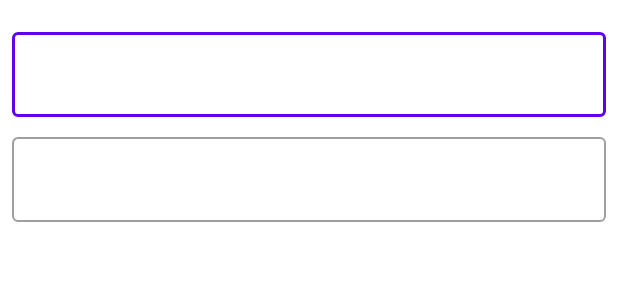
After one commit to maxdexter84/CurrencyExchangeRates, an Android app: the layout fragment_calculator_dialog.xml on its own in the app's theme, with its tools: preview values and no code run, on a phone screen of 412 x 824 dp. The commit adds this screen. Shown: the top 300 px of the screen. Run offline under Robolectric (Android 15) with nearby library versions, the phone set to English and light mode, and no system bars; Roboto replaces fonts that are not available here.

Commit message:
made and added CalculatorDialogFragment.kt and fragment_calculator_dialog.xml

```diff
--- a/app/build.gradle
+++ b/app/build.gradle
@@ -50,6 +50,8 @@ dependencies {
     implementation 'androidx.lifecycle:lifecycle-viewmodel-ktx:2.3.0'
     implementation 'androidx.navigation:navigation-fragment-ktx:2.3.4'
     implementation 'androidx.navigation:navigation-ui-ktx:2.3.4'
+    implementation 'androidx.legacy:legacy-support-v4:1.0.0'
+    implementation 'androidx.recyclerview:recyclerview:1.1.0'
     testImplementation 'junit:junit:4.13.2'
     androidTestImplementation 'androidx.test.ext:junit:1.1.2'
     androidTestImplementation 'androidx.test.espresso:espresso-core:3.3.0'
--- a/app/src/main/java/com/example/currencyexchangerates/ui/adapters/CurrencyViewHolder.kt
+++ b/app/src/main/java/com/example/currencyexchangerates/ui/adapters/CurrencyViewHolder.kt
@@ -3,16 +3,18 @@ package com.example.currencyexchangerates.ui.adapters
 import android.util.Log
 import android.view.LayoutInflater
 import android.view.ViewGroup
+import androidx.navigation.findNavController
 import androidx.recyclerview.widget.RecyclerView
 import com.example.currencyexchangerates.databinding.ItemCurrencyBinding
 import com.example.currencyexchangerates.ui.entity.UICurrency
+import com.example.currencyexchangerates.ui.fragments.currency.CurrencyFragmentDirections
 
 class CurrencyViewHolder(private val binding: ItemCurrencyBinding): RecyclerView.ViewHolder(binding.root) {
     fun bind(item: UICurrency){
         binding.currency = item
         binding.executePendingBindings()
         binding.setClickListener {
-            Log.i("ADAPTER", "click")
+           it.findNavController().navigate(CurrencyFragmentDirections.actionCurrencyFragmentToCalculatorDialogFragment(item))
         }
     }
 
--- a/app/src/main/java/com/example/currencyexchangerates/ui/entity/UICurrency.kt
+++ b/app/src/main/java/com/example/currencyexchangerates/ui/entity/UICurrency.kt
@@ -1,4 +1,6 @@
 package com.example.currencyexchangerates.ui.entity
+
+import java.io.Serializable
 
 data class UICurrency(
     val id : String,
@@ -7,4 +9,4 @@ data class UICurrency(
     val nominal : String,
     val name : String,
     val value : String
-    )
+    ) : Serializable
--- /dev/null
+++ b/app/src/main/res/layout/fragment_calculator_dialog.xml
@@ -0,0 +1,57 @@
+<?xml version="1.0" encoding="utf-8"?>
+<layout xmlns:android="http://schemas.android.com/apk/res/android"
+    xmlns:app="http://schemas.android.com/apk/res-auto"
+    xmlns:tools="http://schemas.android.com/tools">
+
+    <data>
+
+    </data>
+
+    <androidx.constraintlayout.widget.ConstraintLayout
+        android:id="@+id/list"
+        android:layout_width="match_parent"
+        android:layout_height="wrap_content"
+        android:clipToPadding="false"
+        android:paddingTop="@dimen/list_item_spacing_half"
+        android:paddingBottom="@dimen/list_item_spacing_half"
+        tools:context=".ui.fragments.calculator.CalculatorDialogFragment">
+
+        <com.google.android.material.textfield.TextInputLayout
+            android:id="@+id/til_rub"
+            style="@style/Widget.MaterialComponents.TextInputLayout.OutlinedBox"
+            android:layout_width="match_parent"
+            android:layout_height="wrap_content"
+            android:layout_margin="@dimen/small_space_8dp"
+            app:layout_constraintEnd_toEndOf="parent"
+            app:layout_constraintStart_toStartOf="parent"
+            app:layout_constraintTop_toTopOf="parent">
+
+            <EditText
+                android:id="@+id/et_rub"
+                android:layout_width="match_parent"
+                android:layout_height="wrap_content"
+                android:imeOptions="actionSearch"
+                android:inputType="textNoSuggestions"
+                android:selectAllOnFocus="true" />
+        </com.google.android.material.textfield.TextInputLayout>
+
+        <com.google.android.material.textfield.TextInputLayout
+            android:id="@+id/til_valute"
+            style="@style/Widget.MaterialComponents.TextInputLayout.OutlinedBox"
+            android:layout_width="match_parent"
+            android:layout_height="wrap_content"
+            android:layout_margin="@dimen/small_space_8dp"
+            app:layout_constraintEnd_toEndOf="parent"
+            app:layout_constraintStart_toStartOf="parent"
+            app:layout_constraintTop_toBottomOf="@+id/til_rub">
+
+            <EditText
+                android:id="@+id/et_valute"
+                android:layout_width="match_parent"
+                android:layout_height="wrap_content"
+                android:imeOptions="actionSearch"
+                android:inputType="textNoSuggestions"
+                android:selectAllOnFocus="true" />
+        </com.google.android.material.textfield.TextInputLayout>
+    </androidx.constraintlayout.widget.ConstraintLayout>
+</layout>
--- a/app/src/main/res/values/dimens.xml
+++ b/app/src/main/res/values/dimens.xml
@@ -6,4 +6,6 @@
     <dimen name="normal_text_18sp">18sp</dimen>
     <dimen name="small_space_8dp">8dp</dimen>
     <dimen name="min_space_4dp">4dp</dimen>
+    <dimen name="list_item_spacing">16dp</dimen>
+    <dimen name="list_item_spacing_half">8dp</dimen>
 </resources>
```
Also changed, not shown: app/src/main/java/com/example/currencyexchangerates/ui/fragments/calculator/CalculatorDialogFragment.kt (added, +31 -0 lines), app/src/main/res/navigation/mobile_navigation.xml (+13 -1 lines).
